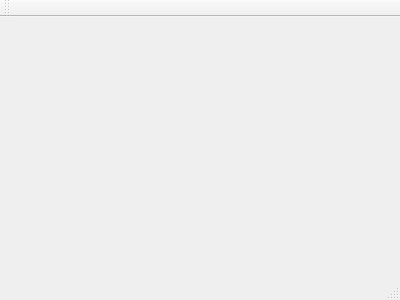
persuader72/EspQtLib, file EspQtFirmwareLoad/mainwindow.ui: the form before one commit.
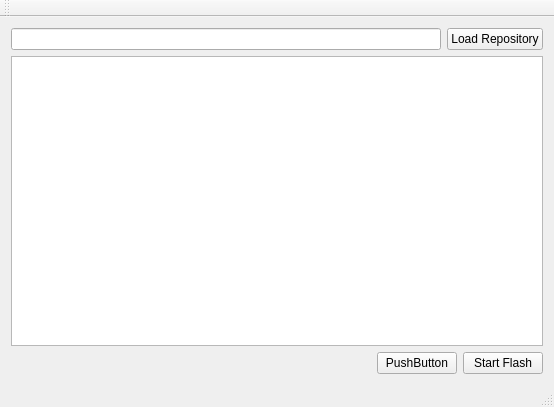
The form after the commit.

Patch:
```diff
--- a/EspQtFirmwareLoad/mainwindow.ui
+++ b/EspQtFirmwareLoad/mainwindow.ui
@@ -1,24 +1,90 @@
 <ui version="4.0">
  <class>MainWindow</class>
- <widget class="QMainWindow" name="MainWindow" >
-  <property name="geometry" >
+ <widget class="QMainWindow" name="MainWindow">
+  <property name="geometry">
    <rect>
     <x>0</x>
     <y>0</y>
-    <width>400</width>
-    <height>300</height>
+    <width>554</width>
+    <height>407</height>
    </rect>
   </property>
   <property name="windowTitle" >
    <string>MainWindow</string>
   </property>
-  <widget class="QMenuBar" name="menuBar" />
-  <widget class="QToolBar" name="mainToolBar" />
-  <widget class="QWidget" name="centralWidget" />
-  <widget class="QStatusBar" name="statusBar" />
+  <widget class="QWidget" name="centralWidget">
+   <layout class="QVBoxLayout" name="verticalLayout">
+    <item>
+     <layout class="QHBoxLayout" name="horizontalLayout">
+      <item>
+       <widget class="QLineEdit" name="repoFileName"/>
+      </item>
+      <item>
+       <widget class="QPushButton" name="seleectRepo">
+        <property name="text">
+         <string>Load Repository</string>
+        </property>
+       </widget>
+      </item>
+     </layout>
+    </item>
+    <item>
+     <widget class="QPlainTextEdit" name="programStatusView"/>
+    </item>
+    <item>
+     <layout class="QHBoxLayout" name="horizontalLayout_2">
+      <item>
+       <spacer name="horizontalSpacer">
+        <property name="orientation">
+         <enum>Qt::Horizontal</enum>
+        </property>
+        <property name="sizeHint" stdset="0">
+         <size>
+          <width>40</width>
+          <height>20</height>
+         </size>
+        </property>
+       </spacer>
+      </item>
+      <item>
+       <widget class="QPushButton" name="pushButton_2">
+        <property name="text">
+         <string>PushButton</string>
+        </property>
+       </widget>
+      </item>
+      <item>
+       <widget class="QPushButton" name="flashDevice">
+        <property name="text">
+         <string>Start Flash</string>
+        </property>
+       </widget>
+      </item>
+     </layout>
+    </item>
+   </layout>
+  </widget>
+  <widget class="QMenuBar" name="menuBar">
+   <property name="geometry">
+    <rect>
+     <x>0</x>
+     <y>0</y>
+     <width>554</width>
+     <height>19</height>
+    </rect>
+   </property>
+  </widget>
+  <widget class="QToolBar" name="mainToolBar">
+   <attribute name="toolBarArea">
+    <enum>TopToolBarArea</enum>
+   </attribute>
+   <attribute name="toolBarBreak">
+    <bool>false</bool>
+   </attribute>
+  </widget>
+  <widget class="QStatusBar" name="statusBar"/>
  </widget>
- <layoutDefault spacing="6" margin="11" />
- <pixmapfunction></pixmapfunction>
+ <layoutdefault spacing="6" margin="11"/>
  <resources/>
  <connections/>
 </ui>
```
Left out of the diff: 3 changed lines with no effect on the pictures.
